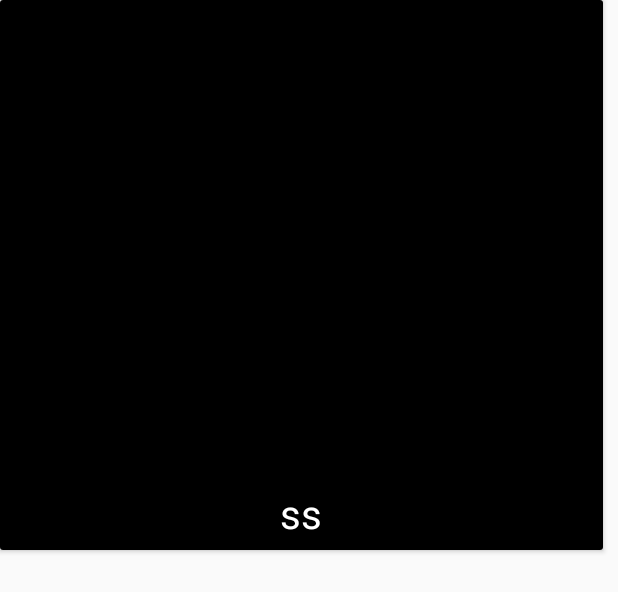
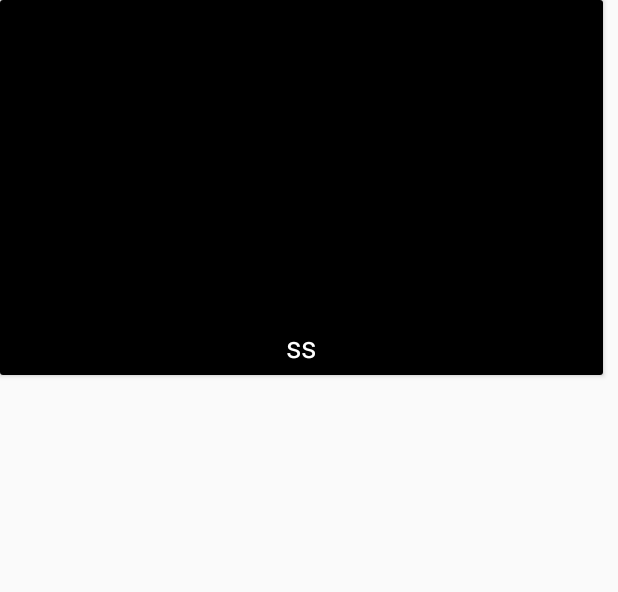
Before and after one commit to lishide/AndDevMvp, an Android app: the layout recycle_list.xml on its own in the app's theme, with its tools: preview values and no code run, on a phone screen of 412 x 824 dp. Shown: the top 592 px of the screen. Run offline under Robolectric (Android 15) with nearby library versions, the phone set to English and light mode, and no system bars.

Commit message:
去掉AutoLayout相关配置

```diff
--- a/app/src/main/java/com/lishide/anddevmvp/mvp/ui/activity/UserActivity.java
+++ b/app/src/main/java/com/lishide/anddevmvp/mvp/ui/activity/UserActivity.java
@@ -23,7 +23,6 @@ import javax.inject.Inject;
 import butterknife.BindView;
 
 import timber.log.Timber;
-
 
 /**
  * 用户界面：展示 View 的用法
--- a/app/src/main/java/com/lishide/anddevmvp/mvp/ui/widget/AutoCardView.java
+++ /dev/null
@@ -1,49 +0,0 @@
-package com.lishide.anddevmvp.mvp.ui.widget;
-
-import android.content.Context;
-
-import android.support.v7.widget.CardView;
-import android.util.AttributeSet;
-import android.view.View;
-
-import com.zhy.autolayout.AutoFrameLayout;
-import com.zhy.autolayout.utils.AutoLayoutHelper;
-
-/**
- * 实现 AndroidAutoLayout 规范的 {@link CardView}
- * 可使用 MVP_generator_solution 中的 AutoView 模版生成各种符合 AndroidAutoLayout 规范的 {@link View}
- *
- * @author lishide
- * @date 2017/11/09
- * @see <a href="https://github.com/JessYanCoding/MVPArms/wiki#3.6">AutoLayout wiki 官方文档</a>
- */
-public class AutoCardView extends CardView {
-    private final AutoLayoutHelper mHelper = new AutoLayoutHelper(this);
-
-    public AutoCardView(Context context) {
-        super(context);
-    }
-
-    public AutoCardView(Context context, AttributeSet attrs) {
-        super(context, attrs);
-    }
-
-    public AutoCardView(Context context, AttributeSet attrs, int defStyleAttr) {
-        super(context, attrs, defStyleAttr);
-    }
-
-    @Override
-    public AutoFrameLayout.LayoutParams generateLayoutParams(AttributeSet attrs) {
-        return new AutoFrameLayout.LayoutParams(getContext(), attrs);
-    }
-
-    @Override
-    protected void onMeasure(int widthMeasureSpec, int heightMeasureSpec) {
-        if (!isInEditMode()) {
-            mHelper.adjustChildren();
-        }
-        super.onMeasure(widthMeasureSpec, heightMeasureSpec);
-    }
-
-
-}
--- a/app/src/main/res/layout/recycle_list.xml
+++ b/app/src/main/res/layout/recycle_list.xml
@@ -1,10 +1,10 @@
 <?xml version="1.0" encoding="utf-8"?>
-<com.lishide.anddevmvp.mvp.ui.widget.AutoCardView xmlns:android="http://schemas.android.com/apk/res/android"
+<android.support.v7.widget.CardView xmlns:android="http://schemas.android.com/apk/res/android"
     xmlns:tools="http://schemas.android.com/tools"
     android:layout_width="match_parent"
-    android:layout_height="550px"
-    android:layout_marginBottom="15px"
-    android:layout_marginRight="15px">
+    android:layout_height="250dp"
+    android:layout_marginBottom="10dp"
+    android:layout_marginRight="10dp">
 
     <ImageView
         android:id="@+id/iv_avatar"
@@ -18,9 +18,9 @@
         android:layout_width="wrap_content"
         android:layout_height="wrap_content"
         android:layout_gravity="center_horizontal|bottom"
-        android:layout_marginBottom="10px"
+        android:layout_marginBottom="5dp"
         android:textColor="@android:color/white"
-        android:textSize="40px"
+        android:textSize="20sp"
         tools:text="ss" />
 
-</com.lishide.anddevmvp.mvp.ui.widget.AutoCardView>
+</android.support.v7.widget.CardView>
```
Also changed, not shown: app/src/main/AndroidManifest.xml (+0 -10 lines).
